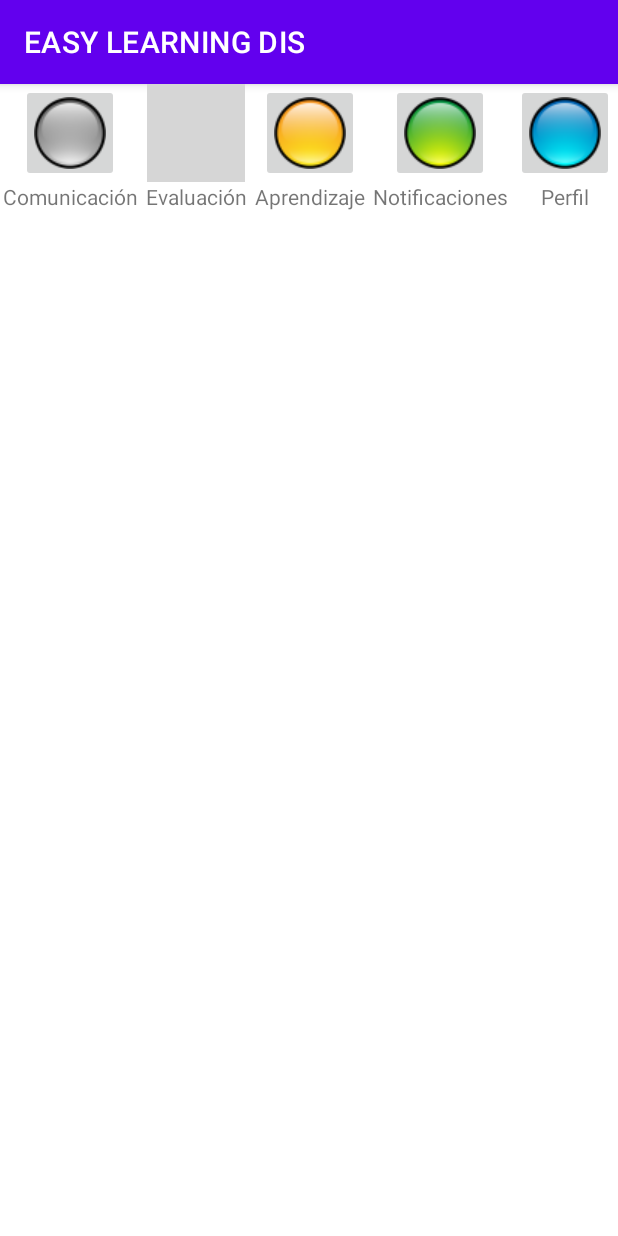
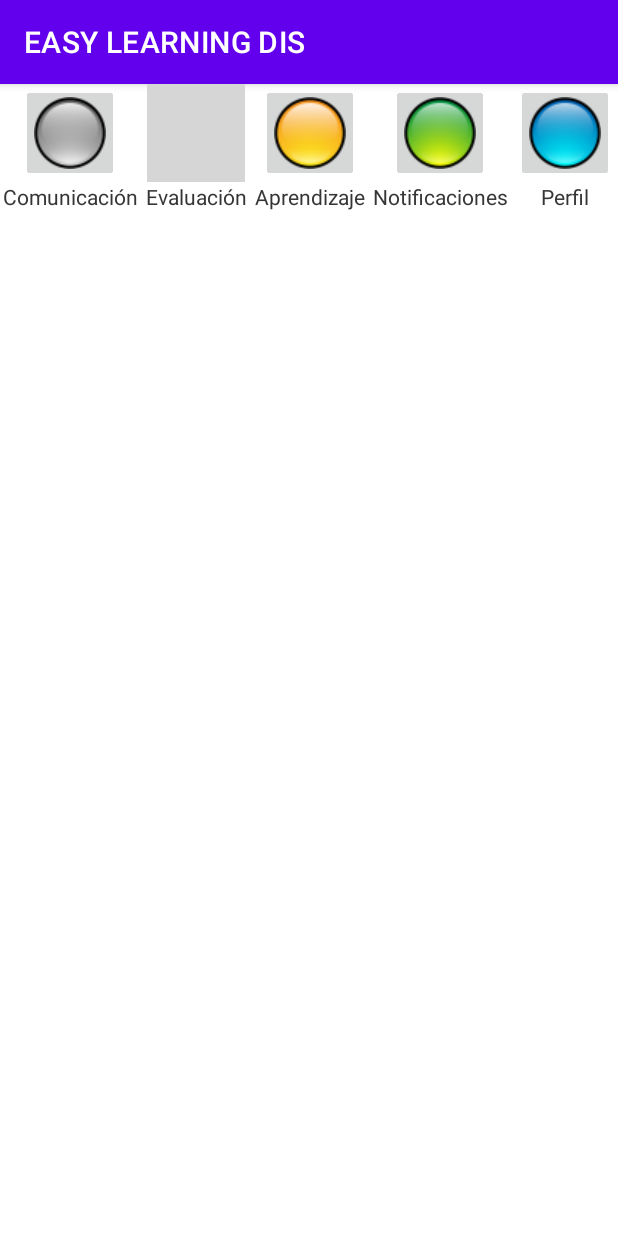
Before and after one commit to kgalarza95/easy_learning_dis, an Android app: the LoginProfesor screen opened directly, with no data from a screen before it, after a tap on "INGRESAR", on a phone screen of 412 x 824 dp. Run offline under Robolectric (Android 15) with nearby library versions, the phone set to English and light mode, and no system bars; grey boxes are pictures that could not be loaded.

Commit message:
Se agrega menu de profesor

```diff
--- a/app/src/main/AndroidManifest.xml
+++ b/app/src/main/AndroidManifest.xml
@@ -54,7 +54,7 @@
                 android:value="" />
         </activity>
         <activity
-            android:name=".estudiante.MainActivity"
+            android:name=".principal.MainActivity"
             android:exported="false">
             <meta-data
                 android:name="android.app.lib_name"
--- a/app/src/main/java/com/example/proyfragmentmodal/estudiante/LoginEstudiante.java
+++ b/app/src/main/java/com/example/proyfragmentmodal/estudiante/LoginEstudiante.java
@@ -44,8 +44,8 @@ public class LoginEstudiante extends AppCompatActivity {
         btnIngresar.setOnClickListener(new View.OnClickListener() {
             @Override
             public void onClick(View view) {
-                //startActivity(new Intent(view.getContext(), PrincipalEstud.class));
-                startActivity(new Intent(view.getContext(), PreInicioEstudiante.class));
+                Intent intent = new Intent(view.getContext(), PreInicioEstudiante.class);
+                startActivity(intent);
             }
         });
 
--- a/app/src/main/java/com/example/proyfragmentmodal/estudiante/MainActivity.java
+++ /dev/null
@@ -1,16 +0,0 @@
-package com.example.proyfragmentmodal.estudiante;
-
-import androidx.appcompat.app.AppCompatActivity;
-
-import android.os.Bundle;
-
-import com.example.proyfragmentmodal.R;
-
-public class MainActivity extends AppCompatActivity {
-
-    @Override
-    protected void onCreate(Bundle savedInstanceState) {
-        super.onCreate(savedInstanceState);
-        setContentView(R.layout.activity_main);
-    }
-}
--- a/app/src/main/java/com/example/proyfragmentmodal/estudiante/PreInicioEstudiante.java
+++ b/app/src/main/java/com/example/proyfragmentmodal/estudiante/PreInicioEstudiante.java
@@ -7,6 +7,7 @@ import android.os.Bundle;
 import android.view.View;
 
 import com.example.proyfragmentmodal.R;
+import com.example.proyfragmentmodal.principal.MainActivity;
 
 public class PreInicioEstudiante extends AppCompatActivity {
 
@@ -20,7 +21,9 @@ public class PreInicioEstudiante extends AppCompatActivity {
            // ((Button)findViewById(R.id.btn_aula_virtaul)).setOnClickListener(new View.OnClickListener() {
             @Override
             public void onClick(View v) {
-                startActivity(new Intent(v.getContext(), MainActivity.class));
+                Intent intent = new Intent(v.getContext(), MainActivity.class);
+                intent.putExtra("itOrigin","loginEstudiante");
+                startActivity(intent);
             }
         });
 
--- /dev/null
+++ b/app/src/main/java/com/example/proyfragmentmodal/principal/MainActivity.java
@@ -0,0 +1,46 @@
+package com.example.proyfragmentmodal.principal;
+
+import androidx.appcompat.app.AppCompatActivity;
+import androidx.fragment.app.FragmentManager;
+import androidx.fragment.app.FragmentTransaction;
+
+import android.os.Bundle;
+
+import com.example.proyfragmentmodal.R;
+import com.example.proyfragmentmodal.profesor.MenuProfesor;
+import com.example.proyfragmentmodal.principal.Menu;
+
+public class MainActivity extends AppCompatActivity {
+
+    @Override
+    protected void onCreate(Bundle savedInstanceState) {
+        super.onCreate(savedInstanceState);
+        setContentView(R.layout.activity_main);
+
+        Bundle extras = getIntent().getExtras();
+        establecerMenu(extras.getString("itOrigin"));
+    }
+
+    public void establecerMenu(String origin) {
+        FragmentManager miManejador;//getFragmentManager(); //getParentFragmentManager();
+        FragmentTransaction miTrnsaccion;
+        switch (origin) {
+            case "loginEstudiante":
+                miManejador = getSupportFragmentManager();
+                miTrnsaccion = miManejador.beginTransaction();
+                //remplazar fragmento actual con el nuevo indicado en el contenedor
+                miTrnsaccion.replace(R.id.menu, new Menu());
+                miTrnsaccion.commit();
+                break;
+            case "loginProfesor":
+                miManejador = getSupportFragmentManager();
+                miTrnsaccion = miManejador.beginTransaction();
+                //remplazar fragmento actual con el nuevo indicado en el contenedor
+                miTrnsaccion.replace(R.id.menu, new MenuProfesor());
+                miTrnsaccion.commit();
+                break;
+            default:
+                break;
+        }
+    }
+}
--- a/app/src/main/java/com/example/proyfragmentmodal/principal/Menu.java
+++ b/app/src/main/java/com/example/proyfragmentmodal/principal/Menu.java
@@ -20,9 +20,6 @@ import com.example.proyfragmentmodal.estudiante.Foro;
 import com.example.proyfragmentmodal.estudiante.MaterialEstudio;
 import com.example.proyfragmentmodal.mini_pantalla_dos;
 import com.example.proyfragmentmodal.mini_pantalla_uno;
-
-import java.util.ArrayList;
-import java.util.List;
 
 
 public class Menu extends Fragment{
@@ -49,16 +46,14 @@ public class Menu extends Fragment{
     @Override
     public View onCreateView(LayoutInflater inflater, ViewGroup container,
                              Bundle savedInstanceState) {
-        View vista = inflater.inflate(R.layout.fragment_menu, container, false);
+        View vista = inflater.inflate(R.layout.fragment_menu_estudiante, container, false);
 
         //identificar en que actividad me enceuntro
         Activity miActivity = getActivity();//obtener actividad actual
 
         //obtener los botones de la vista y agregarles eventos a cada uno.
-        ImageButton btnMenu = (ImageButton) vista.findViewById(R.id.btn_mn_comunicacion);
-        ImageButton btnNivel = (ImageButton) vista.findViewById(R.id.btn_mn_eval);
-        ImageButton btnPerfil = (ImageButton) vista.findViewById(R.id.btn_mn_perfil);
-
+        ImageButton btnComunicacion = (ImageButton) vista.findViewById(R.id.btn_mn_comunicacion);
+        ImageButton btnEvaluacion = (ImageButton) vista.findViewById(R.id.btn_mn_eval);
 
 /*
         fragment = new lunes_gestionar();
@@ -67,7 +62,8 @@ public class Menu extends Fragment{
         ft.replace(R.id.fragment,fragment)
                 .setTransition(FragmentTransaction.TRANSIT_FRAGMENT_OPEN).commit();*/
 
-        btnMenu.setOnClickListener(new View.OnClickListener() {
+        //boton comunicacion
+        btnComunicacion.setOnClickListener(new View.OnClickListener() {
             @Override
             public void onClick(View v) {
                 //Toast.makeText(miActivity, "Botón presionado ", Toast.LENGTH_SHORT).show();
@@ -109,7 +105,8 @@ public class Menu extends Fragment{
             }
         });
 
-        btnNivel.setOnClickListener(new View.OnClickListener() {
+        //menu evaluacion
+        btnEvaluacion.setOnClickListener(new View.OnClickListener() {
             @Override
             public void onClick(View v) {
                 AlertDialog.Builder builder = new AlertDialog.Builder(getActivity());
@@ -146,6 +143,7 @@ public class Menu extends Fragment{
             }
         });
 
+        //menu aprendizaje
         vista.findViewById(R.id.btn_mn_aprendizaje).setOnClickListener(new View.OnClickListener() {
             @Override
             public void onClick(View v) {
@@ -183,6 +181,36 @@ public class Menu extends Fragment{
             }
         });
 
+        String[] listNotificaciones =
+                {"Notificacion_Uno", "Notificacion_Dos", "Notificacion_Tres"};
+        //boton notificacion
+        vista.findViewById(R.id.btn_mn_notificacion).setOnClickListener(new View.OnClickListener() {
+            @Override
+            public void onClick(View v) {
+                AlertDialog.Builder builder = new AlertDialog.Builder(getActivity());
+                builder.setTitle("Notificaciones")
+                        .setItems(listNotificaciones, new DialogInterface.OnClickListener() {
+
+                            public void onClick(DialogInterface dialog, int which) {
+
+                                switch (which){
+                                    case  0:
+                                        break;
+                                    case 1:
+                                        break;
+                                    default:
+                                        break;
+                                }
+                            }
+                        });
+                //builder.create();
+
+                AlertDialog dialog = builder.create();
+                dialog.show();
+            }
+        });
+
+        //boton perfil
         vista.findViewById(R.id.btn_mn_perfil).setOnClickListener(new View.OnClickListener() {
             @Override
             public void onClick(View v) {
@@ -221,34 +249,6 @@ public class Menu extends Fragment{
         });
 
 
-        String[] listNotificaciones =
-                {"Notificacion_Uno", "Notificacion_Dos", "Notificacion_Tres"};
-
-        vista.findViewById(R.id.btn_mn_notificacion).setOnClickListener(new View.OnClickListener() {
-            @Override
-            public void onClick(View v) {
-                AlertDialog.Builder builder = new AlertDialog.Builder(getActivity());
-                builder.setTitle("Notificaciones")
-                        .setItems(listNotificaciones, new DialogInterface.OnClickListener() {
-
-                            public void onClick(DialogInterface dialog, int which) {
-
-                                switch (which){
-                                    case  0:
-                                        break;
-                                    case 1:
-                                        break;
-                                    default:
-                                        break;
-                                }
-                            }
-                        });
-                //builder.create();
-
-                AlertDialog dialog = builder.create();
-                dialog.show();
-            }
-        });
         return vista;
     }
 
--- a/app/src/main/java/com/example/proyfragmentmodal/profesor/LoginProfesor.java
+++ b/app/src/main/java/com/example/proyfragmentmodal/profesor/LoginProfesor.java
@@ -9,7 +9,7 @@ import android.widget.Button;
 import android.widget.EditText;
 import android.widget.TextView;
 
-import com.example.proyfragmentmodal.estudiante.MainActivity;
+import com.example.proyfragmentmodal.principal.MainActivity;
 import com.example.proyfragmentmodal.principal.MenuProfEstud;
 import com.example.proyfragmentmodal.R;
 
@@ -48,7 +48,9 @@ public class LoginProfesor extends AppCompatActivity {
                 //startActivity(new Intent(view.getContext(), PrincipalProfesor.class));
                 //solo prueba de recyclerview
                 //  startActivity(new Intent(view.getContext(), RecyclerViewLista.class));
-                startActivity(new Intent(view.getContext(), MainActivity.class));
+                Intent intent = new Intent(view.getContext(), MainActivity.class);
+                intent.putExtra("itOrigin","loginProfesor");
+                startActivity(intent);
             }
         });
 
--- /dev/null
+++ b/app/src/main/java/com/example/proyfragmentmodal/profesor/MenuProfesor.java
@@ -0,0 +1,40 @@
+package com.example.proyfragmentmodal.profesor;
+
+import android.os.Bundle;
+
+import androidx.fragment.app.Fragment;
+
+import android.view.LayoutInflater;
+import android.view.View;
+import android.view.ViewGroup;
+
+import com.example.proyfragmentmodal.R;
+
+
+public class MenuProfesor extends Fragment {
+
+
+    public MenuProfesor() {
+        // Required empty public constructor
+    }
+
+    public static MenuProfesor newInstance(String param1, String param2) {
+        MenuProfesor fragment = new MenuProfesor();
+        Bundle args = new Bundle();
+        fragment.setArguments(args);
+        return fragment;
+    }
+
+    @Override
+    public void onCreate(Bundle savedInstanceState) {
+        super.onCreate(savedInstanceState);
+    }
+
+    @Override
+    public View onCreateView(LayoutInflater inflater, ViewGroup container,
+                             Bundle savedInstanceState) {
+        View vista = inflater.inflate(R.layout.fragment_menu_profesor, container, false);
+
+        return vista;
+    }
+}
--- a/app/src/main/res/layout/activity_main.xml
+++ b/app/src/main/res/layout/activity_main.xml
@@ -6,14 +6,14 @@
     android:layout_width="match_parent"
     android:layout_height="match_parent"
     android:orientation="vertical"
-    tools:context=".estudiante.MainActivity">
+    tools:context=".principal.MainActivity">
 
     <fragment
         android:id="@+id/menu"
         android:name="com.example.proyfragmentmodal.principal.Menu"
         android:layout_width="match_parent"
         android:layout_height="wrap_content"
-        tools:layout="@layout/fragment_menu">
+        tools:layout="@layout/fragment_menu_estudiante">
 
     </fragment>
 
--- /dev/null
+++ b/app/src/main/res/layout/fragment_menu_profesor.xml
@@ -0,0 +1,142 @@
+<?xml version="1.0" encoding="utf-8"?>
+<FrameLayout xmlns:android="http://schemas.android.com/apk/res/android"
+    xmlns:tools="http://schemas.android.com/tools"
+    android:layout_width="match_parent"
+    android:layout_height="match_parent"
+    android:layout_gravity="center_horizontal"
+    android:orientation="vertical"
+    tools:context=".profesor.MenuProfesor">
+
+    <LinearLayout
+        android:layout_width="match_parent"
+        android:layout_height="wrap_content"
+        android:gravity="center_horizontal"
+        android:orientation="horizontal"
+        android:weightSum="1">
+
+        <LinearLayout
+            android:layout_width="wrap_content"
+            android:layout_height="wrap_content"
+            android:gravity="center"
+            android:orientation="vertical">
+
+            <ImageButton
+                android:id="@+id/btn_mn_comunicacion"
+                android:layout_width="65dp"
+                android:layout_height="65dp"
+                android:contentDescription="Linterna"
+                android:src="@drawable/btn_cl_48_p"
+                android:tooltipText="linterna"></ImageButton>
+
+            <TextView
+                android:layout_width="wrap_content"
+                android:layout_height="wrap_content"
+                android:text="Comunicación">
+
+            </TextView>
+        </LinearLayout>
+
+        <Space
+            android:layout_width="5dp"
+            android:layout_height="1dp"></Space>
+
+        <LinearLayout
+            android:layout_width="wrap_content"
+            android:layout_height="wrap_content"
+            android:gravity="center"
+            android:orientation="vertical">
+
+            <ImageButton
+                android:id="@+id/btn_mn_eval"
+                android:layout_width="65dp"
+                android:layout_height="65dp"
+                android:contentDescription="Nivel"
+                android:src="@drawable/btn_cl_48_r">
+
+            </ImageButton>
+
+            <TextView
+                android:layout_width="wrap_content"
+                android:layout_height="wrap_content"
+                android:text="Evaluación"></TextView>
+        </LinearLayout>
+
+        <Space
+            android:layout_width="5dp"
+            android:layout_height="1dp"></Space>
+
+        <LinearLayout
+            android:layout_width="wrap_content"
+            android:layout_height="wrap_content"
+            android:gravity="center"
+            android:orientation="vertical">
+
+            <ImageButton
+                android:id="@+id/btn_mn_aprendizaje"
+                android:layout_width="65dp"
+                android:layout_height="65dp"
+                android:contentDescription="Musica"
+                android:src="@drawable/btn_cl_48_a"></ImageButton>
+
+            <TextView
+                android:layout_width="wrap_content"
+                android:layout_height="wrap_content"
+                android:text="Aprendizaje">
+
+            </TextView>
+        </LinearLayout>
+
+        <Space
+            android:layout_width="5dp"
+            android:layout_height="1dp"></Space>
+
+        <LinearLayout
+            android:layout_width="wrap_content"
+            android:layout_height="wrap_content"
+            android:gravity="center"
+            android:orientation="vertical">
+
+            <ImageButton
+                android:id="@+id/btn_mn_notificacion"
+                android:layout_width="65dp"
+                android:layout_height="65dp"
+                android:contentDescription="Musica 2"
+                android:src="@drawable/btn_cl_48">
+
+            </ImageButton>
+
+            <TextView
+                android:layout_width="wrap_content"
+                android:layout_height="wrap_content"
+                android:text="Notificaciones"></TextView>
+        </LinearLayout>
+
+        <Space
+            android:layout_width="5dp"
+            android:layout_height="1dp"></Space>
+
+        <LinearLayout
+            android:layout_width="wrap_content"
+            android:layout_height="wrap_content"
+            android:gravity="center"
+            android:orientation="vertical">
+
+            <ImageButton
+                android:id="@+id/btn_mn_perfil"
+                android:layout_width="65dp"
+                android:layout_height="65dp"
+
+                android:src="@drawable/btn_cl_48_x">
+
+            </ImageButton>
+
+            <TextView
+                android:layout_width="wrap_content"
+                android:layout_height="wrap_content"
+                android:text="Perfil"></TextView>
+        </LinearLayout>
+
+    </LinearLayout>
+
+
+</FrameLayout>
```
Also changed, not shown: app/src/main/res/layout/fragment_menu_estudiante.xml (renamed from app/src/main/res/layout/fragment_menu.xml).
